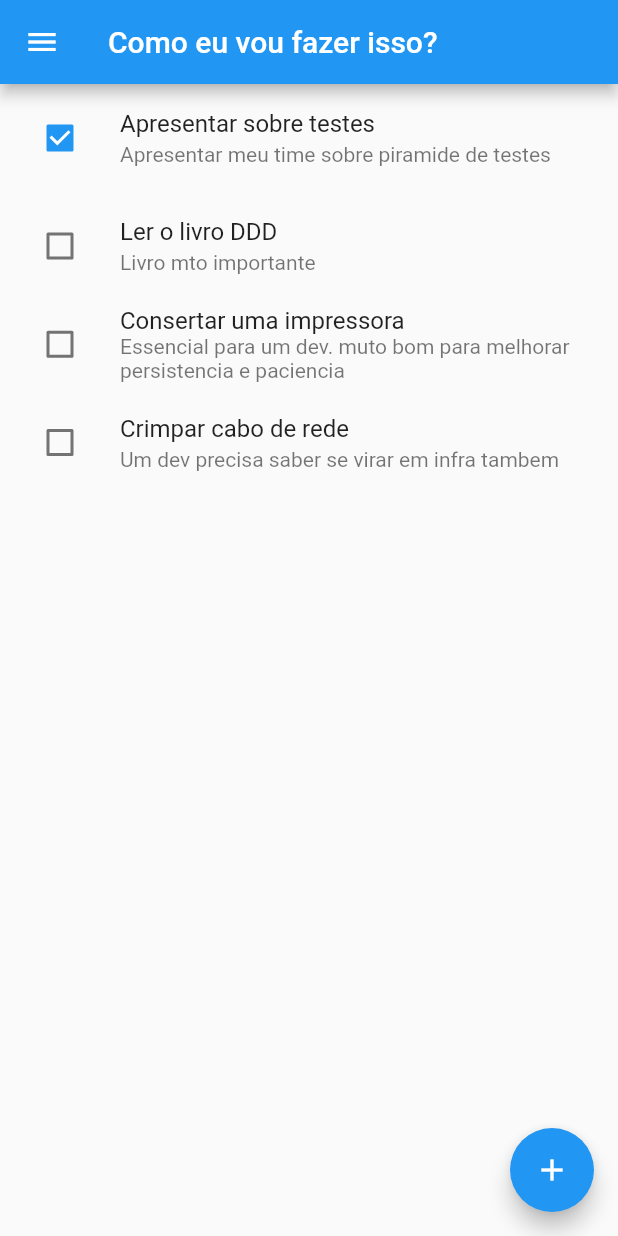
After one commit to BeatrizHerculano/plan-my-growth, a Flutter app: the HowIWillDoIt screen opened by its route, on a phone screen of 412 x 824 dp. The commit adds this screen. Run offline on Flutter 3.47's test engine with Material 2 defaults, Android fonts, the phone set to English and light mode, and no system bars.

Commit message:
created journey list page

```diff
--- /dev/null
+++ b/lib/global.dart
@@ -0,0 +1,15 @@
+import 'package:plan_my_growth/models/journey.dart';
+
+class Global {
+  static var listJourney = [
+    Journey("Apresentar sobre testes",
+        "Apresentar meu time sobre piramide de testes", true),
+    Journey("Ler o livro DDD", "Livro mto importante", false),
+    Journey(
+        "Consertar uma impressora",
+        "Essencial para um dev. muto bom para melhorar persistencia e paciencia",
+        false),
+    Journey("Crimpar cabo de rede",
+        "Um dev precisa saber se virar em infra tambem", false)
+  ];
+}
--- a/lib/main.dart
+++ b/lib/main.dart
@@ -1,4 +1,5 @@
 import 'package:flutter/material.dart';
+import 'package:plan_my_growth/pages/how_i_will_do_it.dart';
 import 'package:plan_my_growth/pages/who_i_am.dart';
 import 'package:plan_my_growth/pages/who_i_want_to_be.dart';
 
@@ -18,7 +19,8 @@ class MyApp extends StatelessWidget {
       routes: {
         '/': (context) => WhoIAm(),
         'who_i_am': (context) => WhoIAm(),
-        'who_i_what_to_be': (context) => WhoIWantToBe()
+        'who_i_what_to_be': (context) => WhoIWantToBe(),
+        'how_to_do_it': (context) => HowIWillDoIt()
       },
     );
   }
--- /dev/null
+++ b/lib/models/journey.dart
@@ -0,0 +1,7 @@
+class Journey {
+  String title = "";
+  String description = "";
+  bool done = false;
+
+  Journey(this.title, this.description, this.done);
+}
--- /dev/null
+++ b/lib/pages/how_i_will_do_it.dart
@@ -0,0 +1,49 @@
+import 'package:flutter/material.dart';
+import 'package:plan_my_growth/global.dart';
+import 'package:plan_my_growth/models/journey.dart';
+import 'package:plan_my_growth/widgets/custom_drawer.dart';
+
+class HowIWillDoIt extends StatefulWidget {
+  @override
+  State<StatefulWidget> createState() {
+    return HowIWillDoItState();
+  }
+}
+
+class HowIWillDoItState extends State<HowIWillDoIt> {
+  @override
+  Widget build(BuildContext context) {
+    return Scaffold(
+      appBar: AppBar(
+        title: Text('Como eu vou fazer isso?'),
+      ),
+      body: Container(
+        child: Center(
+            child: ListView.builder(
+                itemCount: Global.listJourney.length,
+                itemBuilder: (context, index) {
+                  var currJourney = Global.listJourney[index];
+                  return ListTile(
+                    leading: Checkbox(
+                      value: currJourney.done,
+                      onChanged: (newValue) {
+                        setState(() {
+                          Global.listJourney[index].done = newValue;
+                        });
+                      },
+                    ),
+                    title: Text(currJourney.title),
+                    subtitle: Text(currJourney.description),
+                  );
+                })),
+      ),
+      drawer: getDrawer(context: context),
+      floatingActionButton: FloatingActionButton(
+        child: Icon(Icons.add),
+        onPressed: () {
+          print("Adiciona ai");
+        },
+      ),
+    );
+  }
+}
--- a/lib/widgets/custom_drawer.dart
+++ b/lib/widgets/custom_drawer.dart
@@ -1,6 +1,6 @@
 import 'package:flutter/material.dart';
 
-getDrawer({title: String, BuildContext context}) {
+getDrawer({BuildContext context}) {
   var pages = ['who_i_am', 'who_i_what_to_be', 'how_to_do_it'];
   return Drawer(
       child: ListView(
```
